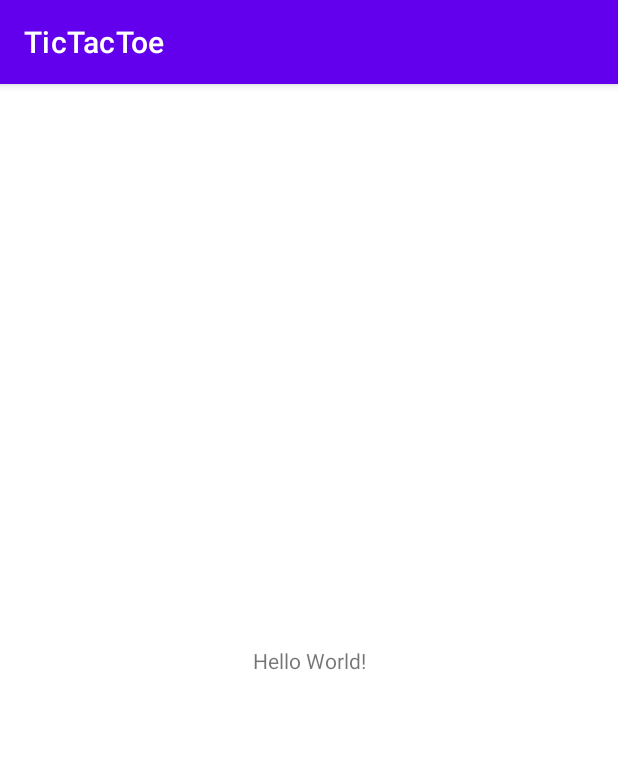
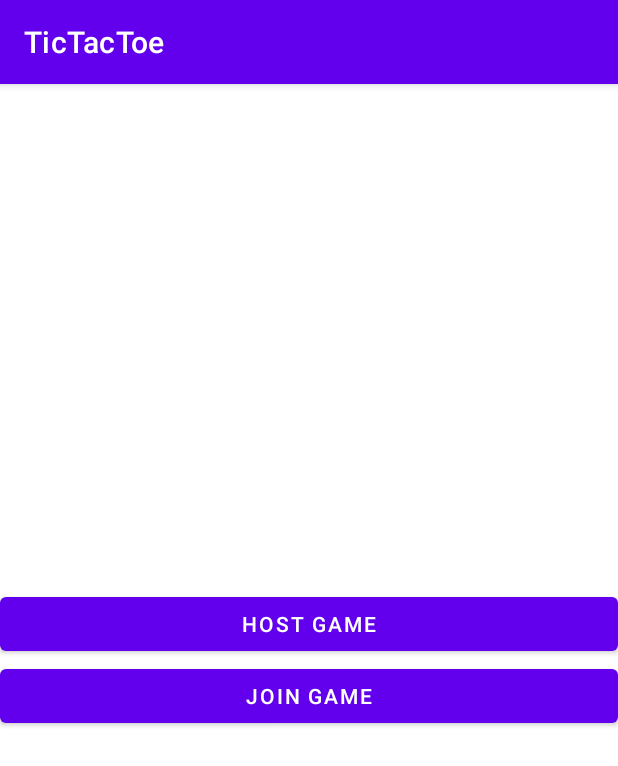
Before and after one commit to m-ladis/TicTacToe, an Android app: the screen it shows after launch (MainActivity), on a phone screen of 412 x 824 dp. Shown: the top 766 px of the screen. Run offline under Robolectric (Android 15) with nearby library versions, the phone set to English and light mode, and no system bars.

Commit message:
basic menu layout

```diff
--- a/app/build.gradle
+++ b/app/build.gradle
@@ -22,6 +22,9 @@ android {
             proguardFiles getDefaultProguardFile('proguard-android-optimize.txt'), 'proguard-rules.pro'
         }
     }
+    buildFeatures {
+        viewBinding true
+    }
     compileOptions {
         sourceCompatibility JavaVersion.VERSION_1_8
         targetCompatibility JavaVersion.VERSION_1_8
@@ -32,11 +35,14 @@ android {
 }
 
 dependencies {
+    implementation("androidx.navigation:navigation-fragment-ktx:2.5.1")
+    implementation("androidx.navigation:navigation-ui-ktx:2.5.1")
 
     implementation 'androidx.core:core-ktx:1.7.0'
     implementation 'androidx.appcompat:appcompat:1.5.0'
     implementation 'com.google.android.material:material:1.6.1'
     implementation 'androidx.constraintlayout:constraintlayout:2.1.4'
+    implementation 'androidx.legacy:legacy-support-v4:1.0.0'
     testImplementation 'junit:junit:4.13.2'
     androidTestImplementation 'androidx.test.ext:junit:1.1.3'
     androidTestImplementation 'androidx.test.espresso:espresso-core:3.4.0'
--- a/app/src/main/java/hr/stroeer/tictactoe/MainActivity.kt
+++ b/app/src/main/java/hr/stroeer/tictactoe/MainActivity.kt
@@ -2,10 +2,17 @@ package hr.stroeer.tictactoe
 
 import androidx.appcompat.app.AppCompatActivity
 import android.os.Bundle
+import hr.stroeer.tictactoe.databinding.ActivityMainBinding
 
 class MainActivity : AppCompatActivity() {
+
+    private lateinit var binding: ActivityMainBinding
+
     override fun onCreate(savedInstanceState: Bundle?) {
         super.onCreate(savedInstanceState)
-        setContentView(R.layout.activity_main)
+
+        binding = ActivityMainBinding.inflate(layoutInflater)
+
+        setContentView(binding.root)
     }
 }
--- /dev/null
+++ b/app/src/main/java/hr/stroeer/tictactoe/MenuFragment.kt
@@ -0,0 +1,68 @@
+package hr.stroeer.tictactoe
+
+import android.os.Bundle
+import android.view.LayoutInflater
+import android.view.View
+import android.view.ViewGroup
+import android.widget.Button
+import android.widget.EditText
+import androidx.appcompat.app.AlertDialog
+import androidx.fragment.app.Fragment
+import hr.stroeer.tictactoe.databinding.FragmentMenuBinding
+
+
+class MenuFragment : Fragment() {
+
+    private var _binding: FragmentMenuBinding? = null
+    private val binding get() = _binding!!
+
+    override fun onCreateView(
+        inflater: LayoutInflater, container: ViewGroup?,
+        savedInstanceState: Bundle?
+    ): View {
+        _binding = FragmentMenuBinding.inflate(inflater, container, false)
+        return binding.root
+    }
+
+    override fun onViewCreated(view: View, savedInstanceState: Bundle?) {
+        super.onViewCreated(view, savedInstanceState)
+
+        binding.hostGameButton.setOnClickListener {
+            showHostDialog()
+        }
+        binding.joinGameButton.setOnClickListener {
+            showJoinDialog()
+        }
+    }
+
+    override fun onDestroyView() {
+        super.onDestroyView()
+        _binding = null
+    }
+
+    private fun showHostDialog() {
+        val builder = AlertDialog.Builder(requireContext())
+        builder.setView(R.layout.join_host_game_dialog)
+
+        val dialog = builder.create()
+        dialog.show()
+
+        dialog.findViewById<EditText>(R.id.room_id_edit_text)
+        dialog.findViewById<Button>(R.id.ok_button)?.setOnClickListener {
+            dialog.dismiss()
+        }
+    }
+
+    private fun showJoinDialog() {
+        val builder = AlertDialog.Builder(requireContext())
+        builder.setView(R.layout.join_host_game_dialog)
+
+        val dialog = builder.create()
+        dialog.show()
+
+        dialog.findViewById<EditText>(R.id.room_id_edit_text)
+        dialog.findViewById<Button>(R.id.ok_button)?.setOnClickListener {
+            dialog.dismiss()
+        }
+    }
+}
--- a/app/src/main/res/layout/activity_main.xml
+++ b/app/src/main/res/layout/activity_main.xml
@@ -6,13 +6,17 @@
     android:layout_height="match_parent"
     tools:context=".MainActivity">
 
-    <TextView
-        android:layout_width="wrap_content"
-        android:layout_height="wrap_content"
-        android:text="Hello World!"
+    <androidx.fragment.app.FragmentContainerView
+        android:id="@+id/nav_host_fragment"
+        android:name="androidx.navigation.fragment.NavHostFragment"
+        android:layout_width="0dp"
+        android:layout_height="0dp"
+        app:defaultNavHost="true"
         app:layout_constraintBottom_toBottomOf="parent"
         app:layout_constraintLeft_toLeftOf="parent"
         app:layout_constraintRight_toRightOf="parent"
-        app:layout_constraintTop_toTopOf="parent" />
+
+        app:layout_constraintTop_toTopOf="parent"
+        app:navGraph="@navigation/nav_graph" />
 
 </androidx.constraintlayout.widget.ConstraintLayout>
--- /dev/null
+++ b/app/src/main/res/layout/fragment_menu.xml
@@ -0,0 +1,32 @@
+<?xml version="1.0" encoding="utf-8"?>
+<androidx.constraintlayout.widget.ConstraintLayout xmlns:android="http://schemas.android.com/apk/res/android"
+    xmlns:app="http://schemas.android.com/apk/res-auto"
+    xmlns:tools="http://schemas.android.com/tools"
+    android:layout_width="match_parent"
+    android:layout_height="match_parent"
+    tools:context=".MenuFragment">
+
+    <Button
+        android:id="@+id/host_game_button"
+        android:layout_width="match_parent"
+        android:layout_height="wrap_content"
+        android:text="Host game"
+        app:layout_constraintBottom_toTopOf="@+id/join_game_button"
+        app:layout_constraintEnd_toEndOf="parent"
+        app:layout_constraintHorizontal_bias="0.5"
+        app:layout_constraintStart_toStartOf="parent"
+        app:layout_constraintTop_toTopOf="parent"
+        app:layout_constraintVertical_chainStyle="packed" />
+
+    <Button
+        android:id="@+id/join_game_button"
+        android:layout_width="match_parent"
+        android:layout_height="wrap_content"
+        android:text="Join game"
+        app:layout_constraintBottom_toBottomOf="parent"
+        app:layout_constraintEnd_toEndOf="parent"
+        app:layout_constraintHorizontal_bias="0.5"
+        app:layout_constraintStart_toStartOf="parent"
+        app:layout_constraintTop_toBottomOf="@+id/host_game_button" />
+
+</androidx.constraintlayout.widget.ConstraintLayout>
--- /dev/null
+++ b/app/src/main/res/navigation/nav_graph.xml
@@ -0,0 +1,14 @@
+<?xml version="1.0" encoding="utf-8"?>
+<navigation xmlns:android="http://schemas.android.com/apk/res/android"
+    xmlns:app="http://schemas.android.com/apk/res-auto"
+    xmlns:tools="http://schemas.android.com/tools"
+    android:id="@+id/nav_graph"
+    app:startDestination="@id/menuFragment">
+
+    <fragment
+        android:id="@+id/menuFragment"
+        android:name="hr.stroeer.tictactoe.MenuFragment"
+        android:label="fragment_menu"
+        tools:layout="@layout/fragment_menu" />
+
+</navigation>
--- a/app/src/main/res/values/strings.xml
+++ b/app/src/main/res/values/strings.xml
@@ -1,3 +1,5 @@
 <resources>
     <string name="app_name">TicTacToe</string>
+    <!-- TODO: Remove or change this placeholder text -->
+    <string name="hello_blank_fragment">Hello blank fragment</string>
 </resources>
```
Also changed, not shown: app/src/main/res/layout/join_host_game_dialog.xml (added, +24 -0 lines).
